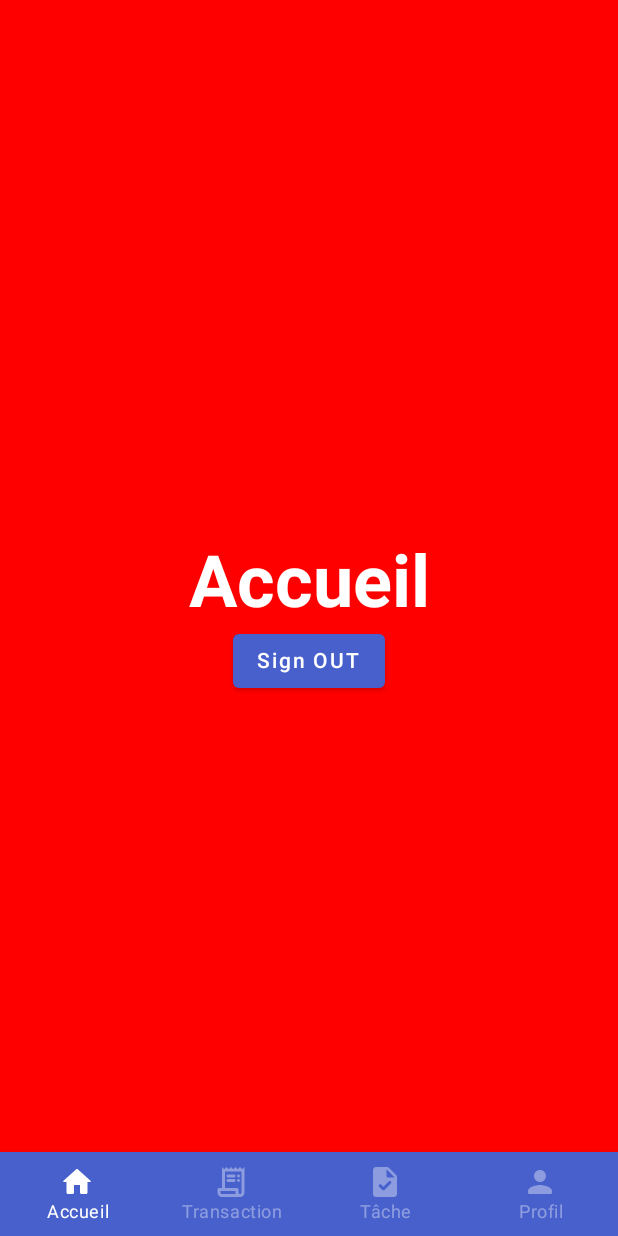
After one commit to aliounebfam/MoneyCo-App, an Android app built with Jetpack Compose: the MainScreen screen opened through its navigation route, on a phone screen of 412 x 824 dp. The commit adds this screen. Run offline under Robolectric (Android 15) with nearby library versions, the phone set to English and light mode, and no system bars; our stand-ins replace Firebase (no records; nobody signed in at launch, a user with empty details on screens opened directly).

Commit message:
button signOut

```diff
--- a/app/build.gradle
+++ b/app/build.gradle
@@ -88,7 +88,7 @@ dependencies {
     implementation 'com.google.firebase:firebase-firestore-ktx'
     implementation 'com.google.firebase:firebase-analytics-ktx'
 
-    //
+    // Bibliothèque pour analyser, formater et valider les numéros de téléphone internationaux.
     implementation 'io.michaelrocks:libphonenumber-android:8.10.16'
 
     testImplementation 'junit:junit:4.+'
--- a/app/src/main/java/com/example/moneyco/OtpActivity.kt
+++ b/app/src/main/java/com/example/moneyco/OtpActivity.kt
@@ -86,10 +86,10 @@ class OtpActivity : AppCompatActivity() {
                 if (task.isSuccessful) {
                     setupOTP(phone)
                     val i = Intent(this, MainActivity::class.java)
+                    finish()
                     startActivity(i)
                     Toast.makeText(applicationContext, "Vérification réusssie", Toast.LENGTH_SHORT)
                         .show()
-
 
                 } else {
                     Toast.makeText(applicationContext, "Mauvais code saisi", Toast.LENGTH_SHORT)
--- a/app/src/main/java/com/example/moneyco/navigation/Screen.kt
+++ b/app/src/main/java/com/example/moneyco/navigation/Screen.kt
@@ -4,6 +4,7 @@ package com.example.moneyco.navigation
 const val ROOT_ROUTE = "root"
 const val AUTH_ROUTE = "auth"
 const val MAIN_ROUTE = "home"
+const val BOTTOM_ROUTE = "bottom"
 
 
 const val LOGIN_PHONE_NUMBER = "phone"
@@ -11,5 +12,5 @@ const val LOGIN_PHONE_NUMBER = "phone"
 sealed class Screen(val route: String) {
     object LogIn : Screen(route = "logIn_screen")
     object SignUp : Screen(route = "signUp_screen")
-    object Home : Screen(route = "home_screen")
+    object MainHome : Screen(route = "main_screen")
 }
--- /dev/null
+++ b/app/src/main/java/com/example/moneyco/navigation/nav_graph/BottomNavGraph.kt
@@ -0,0 +1,34 @@
+package com.example.moneyco.navigation.nav_graph
+
+import androidx.compose.material.ExperimentalMaterialApi
+import androidx.compose.runtime.Composable
+import androidx.navigation.NavHostController
+import androidx.navigation.compose.NavHost
+import androidx.navigation.compose.composable
+import com.example.moneyco.navigation.BottomBarScreen
+import com.example.moneyco.screens.HomeScreen
+import com.example.moneyco.screens.ProfilScreen
+import com.example.moneyco.screens.TacheScreen
+import com.example.moneyco.screens.TransactionScreen
+
+@ExperimentalMaterialApi
+@Composable
+fun BottomNavGraph(navController: NavHostController) {
+    NavHost(
+        navController = navController,
+        startDestination = BottomBarScreen.Home.route
+    ) {
+        composable(route = BottomBarScreen.Home.route) {
+            HomeScreen(navController = navController)
+        }
+        composable(route = BottomBarScreen.Tache.route) {
+            TacheScreen()
+        }
+        composable(route = BottomBarScreen.Transaction.route) {
+            TransactionScreen()
+        }
+        composable(route = BottomBarScreen.Profil.route) {
+            ProfilScreen()
+        }
+    }
+}
--- a/app/src/main/java/com/example/moneyco/navigation/nav_graph/MainNavGraph.kt
+++ b/app/src/main/java/com/example/moneyco/navigation/nav_graph/MainNavGraph.kt
@@ -6,21 +6,21 @@ import androidx.navigation.compose.composable
 import androidx.navigation.navigation
 import com.example.moneyco.navigation.MAIN_ROUTE
 import com.example.moneyco.navigation.Screen
-import com.example.moneyco.screens.HomeScreen
+import com.example.moneyco.screens.MainScreen
 
 fun NavGraphBuilder.mainNavGraph(
     navController: NavHostController
 ) {
 
     navigation(
-        startDestination = Screen.Home.route,
+        startDestination = Screen.MainHome.route,
         route = MAIN_ROUTE
     ) {
         composable(
-            route = Screen.Home.route
+            route = Screen.MainHome.route
 
         ) {
-            HomeScreen(navController = navController)
+            MainScreen(navController = navController)
         }
     }
 }
--- a/app/src/main/java/com/example/moneyco/screens/LogInScreen.kt
+++ b/app/src/main/java/com/example/moneyco/screens/LogInScreen.kt
@@ -1,5 +1,6 @@
 package com.example.moneyco.screens
 
+import android.app.Activity
 import android.content.Context
 import android.content.Intent
 import android.telephony.TelephonyManager
@@ -218,6 +219,8 @@ fun LogInScreen(
                                 )
                             val isValid = phoneUtil.isValidNumber(phone)
                             if (isValid) {
+                                val activity = (context as? Activity)
+                                activity?.finish()
                                 context.startActivity(
                                     Intent(
                                         context,
--- /dev/null
+++ b/app/src/main/java/com/example/moneyco/screens/MainScreen.kt
@@ -0,0 +1,85 @@
+package com.example.moneyco.screens
+
+import androidx.compose.foundation.layout.RowScope
+import androidx.compose.material.*
+import androidx.compose.runtime.Composable
+import androidx.compose.runtime.getValue
+import androidx.navigation.NavController
+import androidx.navigation.NavDestination
+import androidx.navigation.NavDestination.Companion.hierarchy
+import androidx.navigation.NavGraph.Companion.findStartDestination
+import androidx.navigation.NavHostController
+import androidx.navigation.compose.currentBackStackEntryAsState
+import androidx.navigation.compose.rememberNavController
+import com.example.moneyco.navigation.BottomBarScreen
+import com.example.moneyco.navigation.nav_graph.BottomNavGraph
+
+@ExperimentalMaterialApi
+@Composable
+fun MainScreen(navController: NavController) {
+    val navController = rememberNavController()
+    Scaffold(
+        bottomBar = {
+            BottomBar(navController = navController)
+        }
+    ) {
+        BottomNavGraph(navController = navController)
+    }
+}
+
+@Composable
+fun BottomBar(navController: NavController) {
+    val screens = listOf(
+        BottomBarScreen.Home,
+        BottomBarScreen.Transaction,
+        BottomBarScreen.Tache,
+        BottomBarScreen.Profil,
+    )
+
+    val navBackStackEntry by navController.currentBackStackEntryAsState()
+    val currentDestination = navBackStackEntry?.destination
+
+    BottomNavigation {
+        screens.forEach { screen ->
+            if (currentDestination != null) {
+                AddItem(
+                    screen = screen,
+                    currentDestination = currentDestination,
+                    navController = navController as NavHostController
+                )
+            }
+        }
+    }
+
+}
+
+
+@Composable
+fun RowScope.AddItem(
+    screen: BottomBarScreen,
+    currentDestination: NavDestination,
+    navController: NavHostController
+) {
+    BottomNavigationItem(
+        label = {
+            Text(text = screen.title)
+        },
+        icon = {
+            Icon(
+                imageVector = screen.icon,
+                contentDescription = "Navigation icon"
+            )
+        },
+        selected = currentDestination.hierarchy.any {
+            it.route == screen.route
+        },
+        unselectedContentColor = LocalContentColor.current.copy(alpha = ContentAlpha.disabled),
+        onClick = {
+            navController.navigate(screen.route) {
+                popUpTo(navController.graph.findStartDestination().id)
+                launchSingleTop = true
+            }
+        }
+
+    )
+}
--- a/app/src/main/java/com/example/moneyco/screens/SignUpScreen.kt
+++ b/app/src/main/java/com/example/moneyco/screens/SignUpScreen.kt
@@ -1,5 +1,6 @@
 package com.example.moneyco.screens
 
+import android.app.Activity
 import android.content.Context
 import android.content.Intent
 import android.telephony.TelephonyManager
@@ -256,6 +257,8 @@ fun SignUpScreen(
                                 )
                             val isValid = phoneUtil.isValidNumber(phone)
                             if (isValid) {
+                                val activity = (context as? Activity)
+                                activity?.finish()
                                 context.startActivity(
                                     Intent(
                                         context,
```
Also changed, not shown: app/src/main/java/com/example/moneyco/model/Firebase.kt (+27 -0 lines), app/src/main/java/com/example/moneyco/model/User.kt (+4 -4 lines), app/src/main/java/com/example/moneyco/navigation/BottomBarScreen.kt (added, +38 -0 lines), app/src/main/java/com/example/moneyco/screens/HomeScreen.kt (+18 -53 lines), app/src/main/java/com/example/moneyco/screens/ProfilScreen.kt (added, +29 -0 lines), app/src/main/java/com/example/moneyco/screens/TacheScreen.kt (added, +29 -0 lines), app/src/main/java/com/example/moneyco/screens/TransactionScreen.kt (added, +29 -0 lines).
